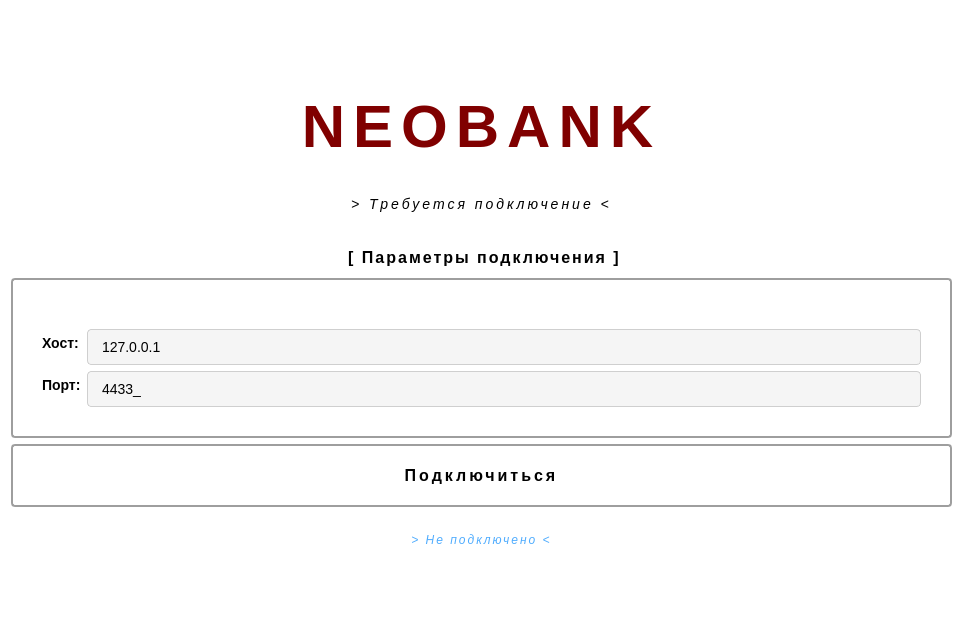
The window that pages/connectpage.ui (RakIhar/NeobankClientWidgets) describes before a commit, drawn with Qt 5.
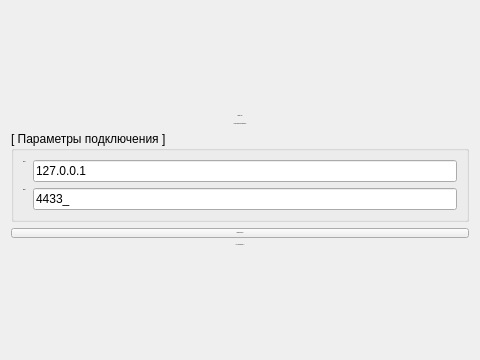
The same window after the commit.

Commit message: UI improved, transactions page improved

What changed in the file:
```diff
--- a/pages/connectpage.ui
+++ b/pages/connectpage.ui
@@ -6,121 +6,10 @@
    <rect>
     <x>0</x>
     <y>0</y>
-    <width>963</width>
-    <height>629</height>
+    <width>480</width>
+    <height>360</height>
    </rect>
   </property>
-  <property name="styleSheet">
-   <string notr="true">QWidget#ConnectPage {
-    background-color: #ffffff;
-	font-family: &quot;Ubuntu&quot;, monospace;
-}
-
-QLabel#titleLabel {
-    font-size: 60px;
-    font-weight: 900;
-    padding: 30px;
-    letter-spacing: 8px;
-    color: #800000;
-    background: transparent;
-}
-
-QLabel#subtitleLabel {
-    font-size: 14px;
-    padding-bottom: 30px;
-    letter-spacing: 3px;
-    color: #000000;
-    background: transparent;
-}
-
-QGroupBox#connectGroup {
-    background: qlineargradient(x1:0,y1:0,x2:0,y2:1,
-        stop:0 #f2f2f2, stop:1 #d9d9d9);
-    border: 2px solid #9e9e9e;
-    border-radius: 4px;
-    margin-top: 30px;          
-    padding: 40px 20px 20px 20px; 
-    font-size: 16px;
-    font-weight: 900;
-    color: #000000;
-    letter-spacing: 2px;
-}
-
-QGroupBox#connectGroup::title {
-    subcontrol-origin: margin;
-    subcontrol-position: top center;
-    padding: 0 10px;
-    color: #000000; 
-    font-size: 18px;
-    font-weight: 900;
-    letter-spacing: 2px;
-}
-
-QLineEdit#hostEdit,
-QLineEdit#portEdit {
-    background: #f5f5f5;
-    border: 1px solid #cfcfcf;
-    border-radius: 4px;
-    padding: 8px 12px;
-    color: #000000;
-    font-size: 14px;
-    selection-background-color: #cfcfcf;
-    selection-color: #000000;
-}
-
-QLineEdit#hostEdit:focus,
-QLineEdit#portEdit:focus {
-    border-color: #7a7a7a;
-}
-
-QLabel#hostLabel,
-QLabel#portLabel {
-    color: #000000; 
-    font-size: 14px;
-    font-weight: bold;
-    background: transparent;
-}
-
-QPushButton#connectButton {
-    background: qlineargradient(x1:0,y1:0,x2:0,y2:1,
-        stop:0 #f2f2f2, stop:1 #d9d9d9);
-    border: 2px solid #9e9e9e;
-    border-radius: 4px;
-    padding: 20px 50px;
-    font-size: 16px;
-    font-weight: 900;
-    color: #000000;
-    letter-spacing: 3px;
-}
-
-QPushButton#connectButton:hover {
-    background: qlineargradient(x1:0,y1:0,x2:0,y2:1,
-        stop:0 #ffffff, stop:1 #e6e6e6);
-    border-color: #7a7a7a;
-}
-
-QPushButton#connectButton:pressed {
-    background: qlineargradient(x1:0,y1:0,x2:0,y2:1,
-        stop:0 #cfcfcf, stop:1 #bdbdbd);
-}
-
-QLabel#statusLabel {
-    font-size: 12px;
-    padding: 20px;
-    letter-spacing: 2px;
-    color: #4facfe; 
-    background: transparent;
-}
-
-QLabel#statusLabel[state=&quot;ok&quot;] {
-    color: #00c853; 
-}
-
-QLabel#statusLabel[state=&quot;error&quot;] {
-    color: #ff6b6b; 
-}
-</string>
-  </property>
   <layout class="QVBoxLayout" name="verticalLayout">
    <item>
     <spacer name="spacerTop">
```
Left out of the diff: 4 changed lines with no effect on the pictures. The commit also changes 27 other files.
